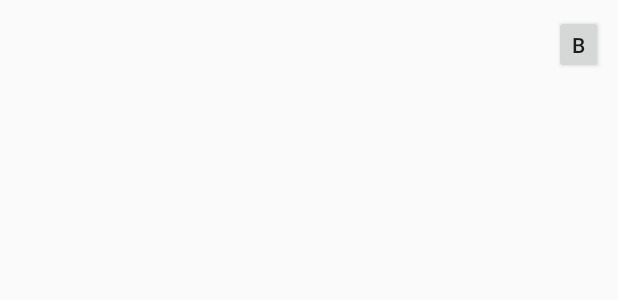
After one commit to batoan2898/UETWorks, an Android app: the layout item_status.xml on its own in the app's theme, with its tools: preview values and no code run, on a phone screen of 412 x 824 dp. The commit adds this screen. Shown: the top 300 px of the screen. Run offline under Robolectric (Android 15) with nearby library versions, the light colour scheme and no system bars.

Commit message:
Update Status Fragment

```diff
--- /dev/null
+++ b/app/src/main/java/com/uet/uetworks/model/Company.kt
@@ -0,0 +1,3 @@
+package com.uet.uetworks.model
+
+data class Company(val companyName: String, val companyStatus: String)
--- /dev/null
+++ b/app/src/main/res/layout/item_status.xml
@@ -0,0 +1,31 @@
+<?xml version="1.0" encoding="utf-8"?>
+<LinearLayout xmlns:android="http://schemas.android.com/apk/res/android"
+    android:layout_width="match_parent"
+    android:layout_height="wrap_content"
+    android:layout_margin="10dp"
+    android:weightSum="10">
+
+    <TextView
+        android:id="@+id/tvCompanyName"
+        android:layout_width="wrap_content"
+        android:layout_height="wrap_content"
+        android:layout_weight="7"
+        android:textStyle="bold" />
+
+    <TextView
+        android:id="@+id/tvCompanyStatus"
+        android:layout_width="wrap_content"
+        android:layout_height="wrap_content"
+        android:layout_weight="3"
+        android:textStyle="bold" />
+
+    <Button
+        android:id="@+id/button"
+        android:layout_width="wrap_content"
+        android:layout_height="wrap_content"
+        android:layout_weight="0"
+        android:minWidth="5dp"
+        android:minHeight="5dp"
+        android:text="B"
+        android:textAllCaps="false" />
+</LinearLayout>
```
Also changed, not shown: app/src/main/java/com/uet/uetworks/adapter/StatusAdapter.kt (added, +37 -0 lines), app/src/main/java/com/uet/uetworks/ui/main/StatusFragment.kt (+14 -0 lines), app/src/main/res/layout/fragment_status.xml (+81 -3 lines).
